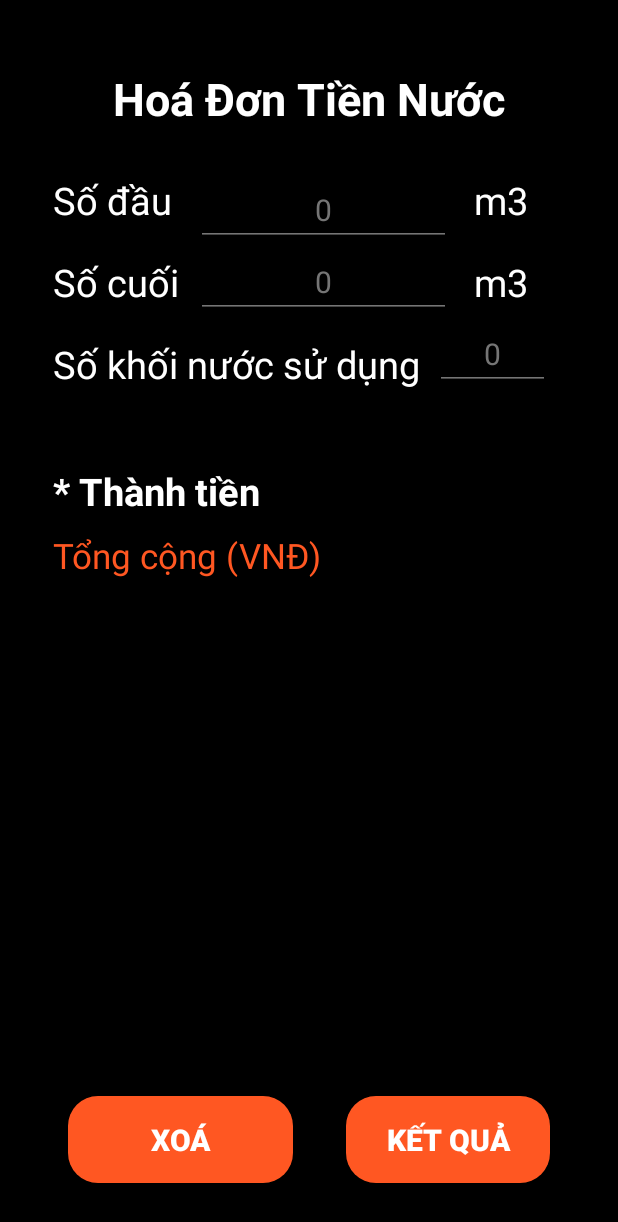
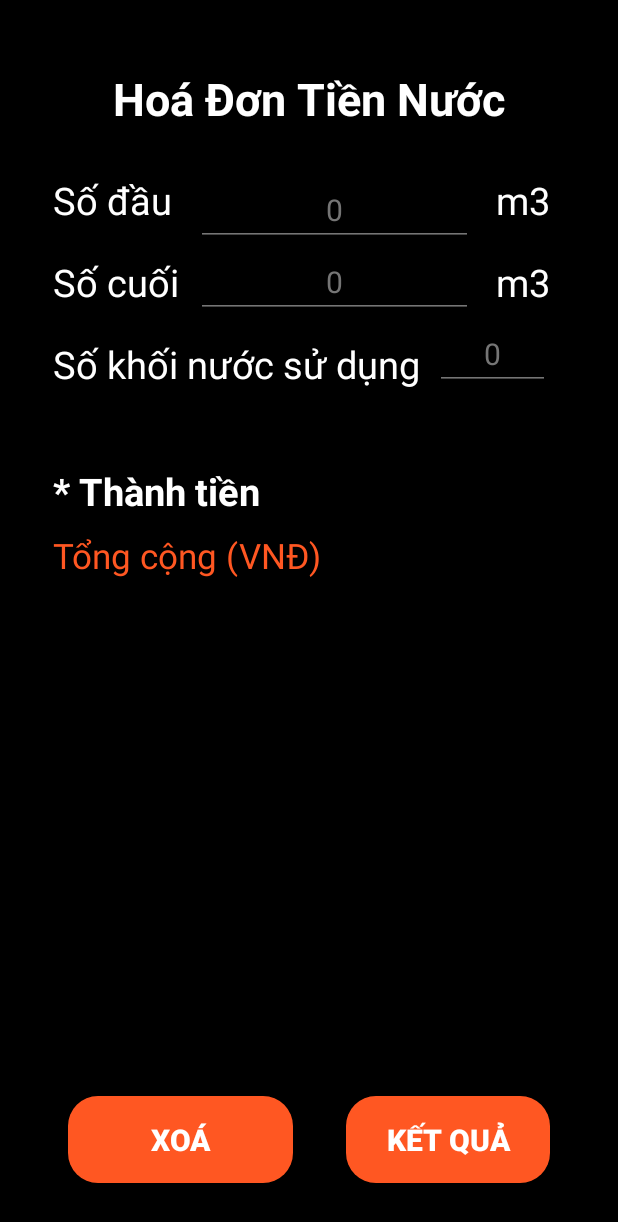
Before and after one commit to QuocViet132/VietCalApp, an Android app: the fragment CalculateWaterBillFragment placed in its activity, on a phone screen of 412 x 824 dp. Shown: the top 1222 px of the screen. Run offline under Robolectric (Android 15) with nearby library versions, the phone set to English and light mode, and no system bars.

Commit message:
Fix UI match mutiple screen

```diff
--- a/app/src/main/res/layout/fragment_calculate_water_bill.xml
+++ b/app/src/main/res/layout/fragment_calculate_water_bill.xml
@@ -53,9 +53,10 @@
 
     <EditText
         android:id="@+id/et_start_number"
-        android:layout_width="170dp"
+        android:layout_width="match_parent"
         android:layout_height="wrap_content"
         android:layout_below="@id/tv_title_water_calculate"
+        android:layout_toStartOf="@+id/tv_kwh_start_number"
         android:layout_marginStart="10dp"
         android:layout_marginTop="30dp"
         android:layout_toEndOf="@id/tv_start_number"
@@ -71,7 +72,6 @@
     <TextView
         android:id="@+id/tv_kwh_start_number"
         android:layout_below="@+id/tv_title_water_calculate"
-        android:layout_toEndOf="@+id/et_start_number"
         android:layout_alignParentEnd="true"
         android:layout_marginTop="30dp"
         android:layout_marginStart="15dp"
@@ -84,8 +84,9 @@
 
     <EditText
         android:id="@+id/et_end_number"
-        android:layout_width="170dp"
+        android:layout_width="match_parent"
         android:layout_height="wrap_content"
+        android:layout_toStartOf="@+id/tv_kwh_start_number"
         android:layout_below="@id/et_start_number"
         android:layout_marginStart="10dp"
         android:layout_toEndOf="@id/tv_end_number"
@@ -101,7 +102,6 @@
     <TextView
         android:id="@+id/tv_kwh_end_number"
         android:layout_below="@+id/tv_kwh_start_number"
-        android:layout_toEndOf="@+id/et_end_number"
         android:layout_alignParentEnd="true"
         android:layout_marginTop="20dp"
         android:layout_marginStart="15dp"
--- a/build.gradle.kts
+++ b/build.gradle.kts
@@ -1,4 +1,4 @@
 // Top-level build file where you can add configuration options common to all sub-projects/modules.
 plugins {
-    id("com.android.application") version "8.1.3" apply false
+    id("com.android.application") version "8.1.4" apply false
 }
```
Also changed, not shown: app/src/main/res/layout/fragment_calculate_electricity_bill.xml (+4 -4 lines), app/src/main/res/layout/fragment_gross_to_net.xml (+4 -3 lines), 1 other file.
